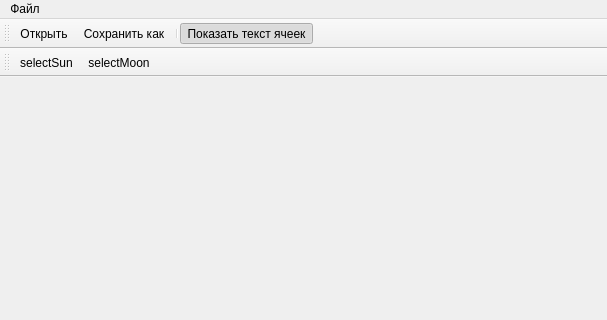
This is mainwindow.ui in gil9red/combustion as Qt 5 draws it before an edit; both pictures show x 0 to 607 and y 0 to 320 of the 607 by 474 pixel window. The edited form follows.
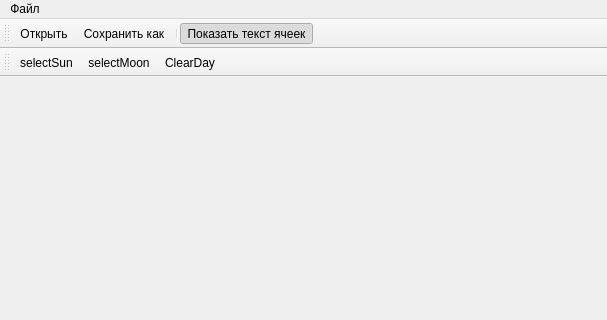
This is the edited form.

Commit message: Подготовка к реализации кнопки очистки дня таблицы расписания

```diff
--- a/mainwindow.ui
+++ b/mainwindow.ui
@@ -61,6 +61,7 @@
    </attribute>
    <addaction name="actionSelectSun"/>
    <addaction name="actionSelectMoon"/>
+   <addaction name="actionClearDay"/>
   </widget>
   <action name="actionOpen">
    <property name="text">
@@ -110,6 +111,11 @@
     <string>selectMoon</string>
    </property>
   </action>
+  <action name="actionClearDay">
+   <property name="text">
+    <string>ClearDay</string>
+   </property>
+  </action>
  </widget>
  <layoutdefault spacing="6" margin="11"/>
  <resources/>
```
The commit also changes 1 other file.
